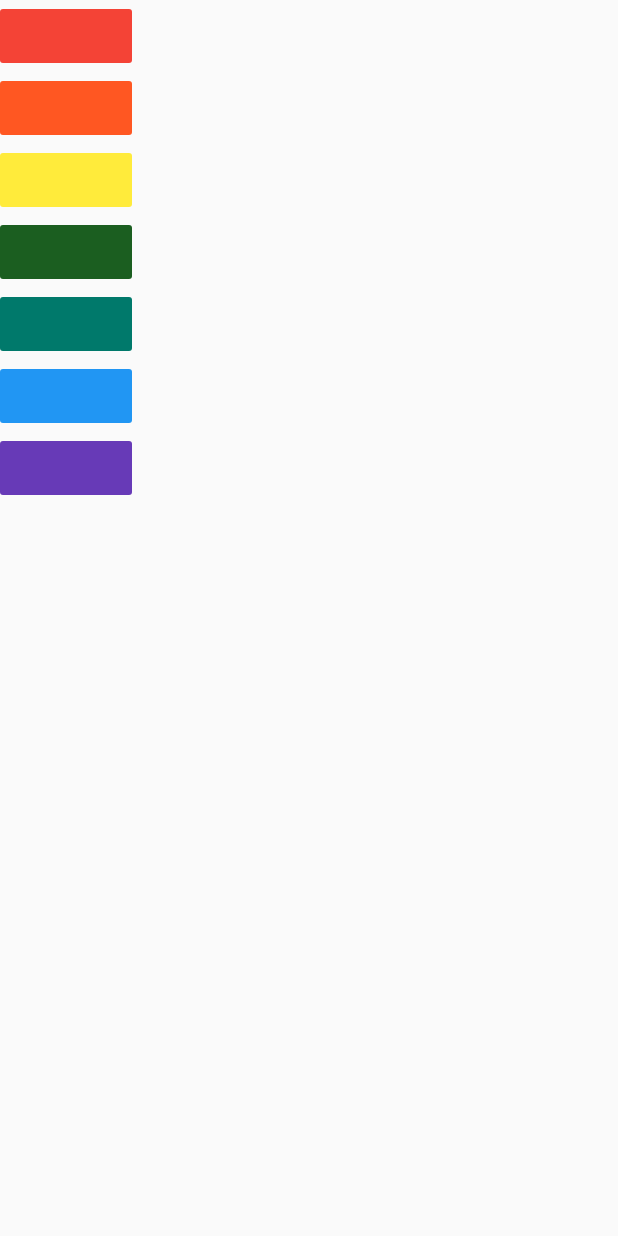
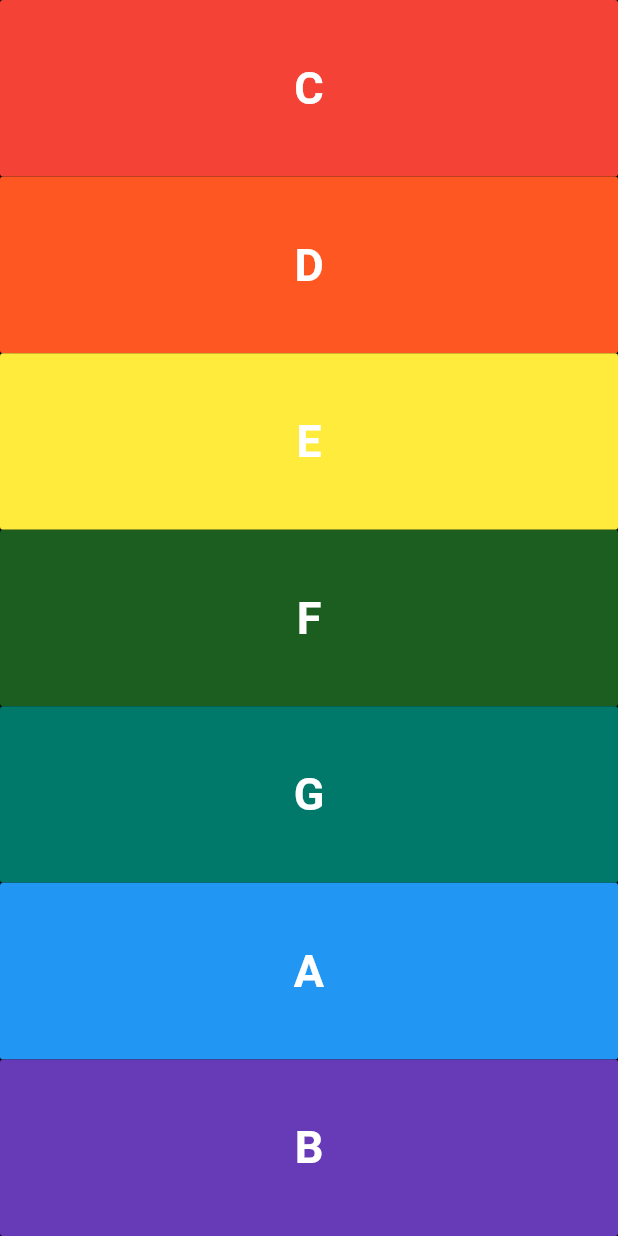
Before and after one commit to aminebma/Flutter_Bootcamp, a Flutter app: the screen it shows after launch, on a phone screen of 412 x 824 dp. Run offline on Flutter 3.47's test engine with Material 2 defaults, Android fonts, the light colour scheme and no system bars; our stand-ins replace audioplayers.

Commit message:
Extracting the buttons into a buildKey function, and personnalize the key a bit

```diff
--- a/lib/main.dart
+++ b/lib/main.dart
@@ -9,55 +9,51 @@ class XylophoneApp extends StatelessWidget {
     player.play('note$noteNum.wav');
   }
 
+  Widget buildKey({int noteNum, Color noteColor}) {
+    List<String> notes = [
+      'C',
+      'D',
+      'E',
+      'F',
+      'G',
+      'A',
+      'B',
+    ];
+    return Expanded(
+      child: FlatButton(
+        onPressed: () {
+          playSound(noteNum);
+        },
+        color: noteColor,
+        child: Text(
+          notes[noteNum - 1],
+          style: TextStyle(
+            fontSize: 30.0,
+            fontWeight: FontWeight.bold,
+            color: Colors.white,
+          ),
+        ),
+      ),
+    );
+  }
+
   @override
   Widget build(BuildContext context) {
     return MaterialApp(
       home: Scaffold(
+        backgroundColor: Colors.black,
         body: SafeArea(
           child: Column(
+            mainAxisAlignment: MainAxisAlignment.start,
+            crossAxisAlignment: CrossAxisAlignment.stretch,
             children: <Widget>[
-              FlatButton(
-                onPressed: () {
-                  playSound(1);
-                },
-                color: Colors.red,
-              ),
-              FlatButton(
-                onPressed: () {
-                  playSound(2);
-                },
-                color: Colors.deepOrange,
-              ),
-              FlatButton(
-                onPressed: () {
-                  playSound(3);
-                },
-                color: Colors.yellow,
-              ),
-              FlatButton(
-                onPressed: () {
-                  playSound(4);
-                },
-                color: Colors.green[900],
-              ),
-              FlatButton(
-                onPressed: () {
-                  playSound(5);
-                },
-                color: Colors.teal[700],
-              ),
-              FlatButton(
-                onPressed: () {
-                  playSound(6);
-                },
-                color: Colors.blue,
-              ),
-              FlatButton(
-                onPressed: () {
-                  playSound(7);
-                },
-                color: Colors.deepPurple,
-              ),
+              buildKey(noteNum: 1, noteColor: Colors.red),
+              buildKey(noteNum: 2, noteColor: Colors.deepOrange),
+              buildKey(noteNum: 3, noteColor: Colors.yellow),
+              buildKey(noteNum: 4, noteColor: Colors.green[900]),
+              buildKey(noteNum: 5, noteColor: Colors.teal[700]),
+              buildKey(noteNum: 6, noteColor: Colors.blue),
+              buildKey(noteNum: 7, noteColor: Colors.deepPurple),
             ],
           ),
         ),
```
Also changed, not shown: 26 other files.
